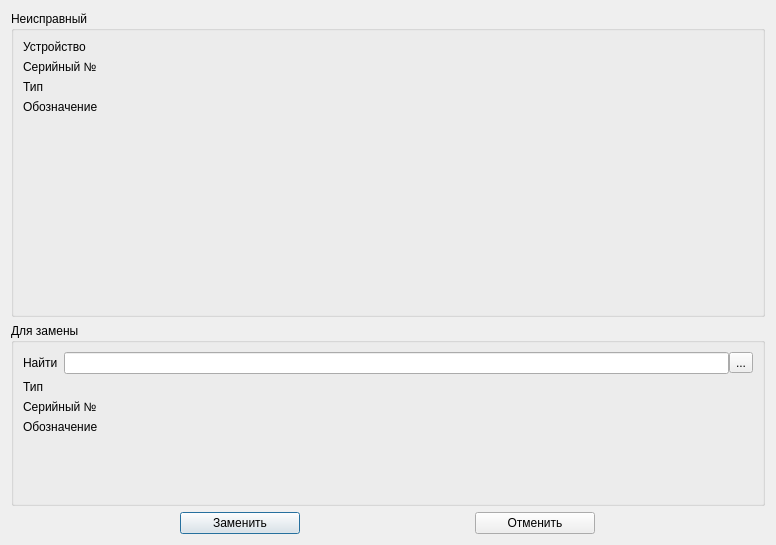
First picture: the form in Remont/changemoduldlg.ui, repository AlexeyScherbakov2021/Remont2, before the edit.
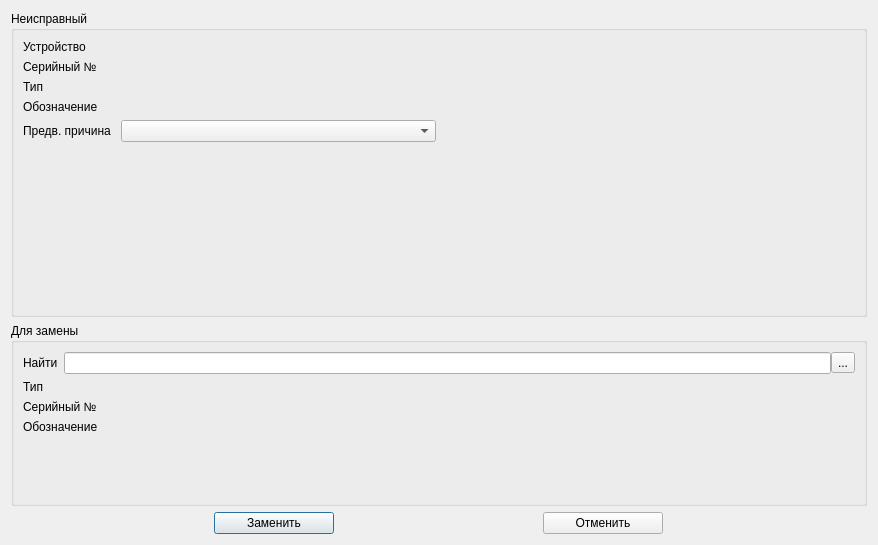
Second picture: the form after the edit. Icons and pictures are not drawn. Custom widgets are drawn as their Qt base class.

The edit to the form file:
```diff
--- a/Remont/changemoduldlg.ui
+++ b/Remont/changemoduldlg.ui
@@ -6,7 +6,7 @@
    <rect>
     <x>0</x>
     <y>0</y>
-    <width>776</width>
+    <width>878</width>
     <height>545</height>
    </rect>
   </property>
@@ -98,6 +98,16 @@
           </property>
          </widget>
         </item>
+        <item row="4" column="0">
+         <widget class="QLabel" name="label_5">
+          <property name="text">
+           <string>Предв. причина </string>
+          </property>
+         </widget>
+        </item>
+        <item row="4" column="1">
+         <widget class="QComboBox" name="cbPrevReason"/>
+        </item>
        </layout>
       </item>
       <item>
```
